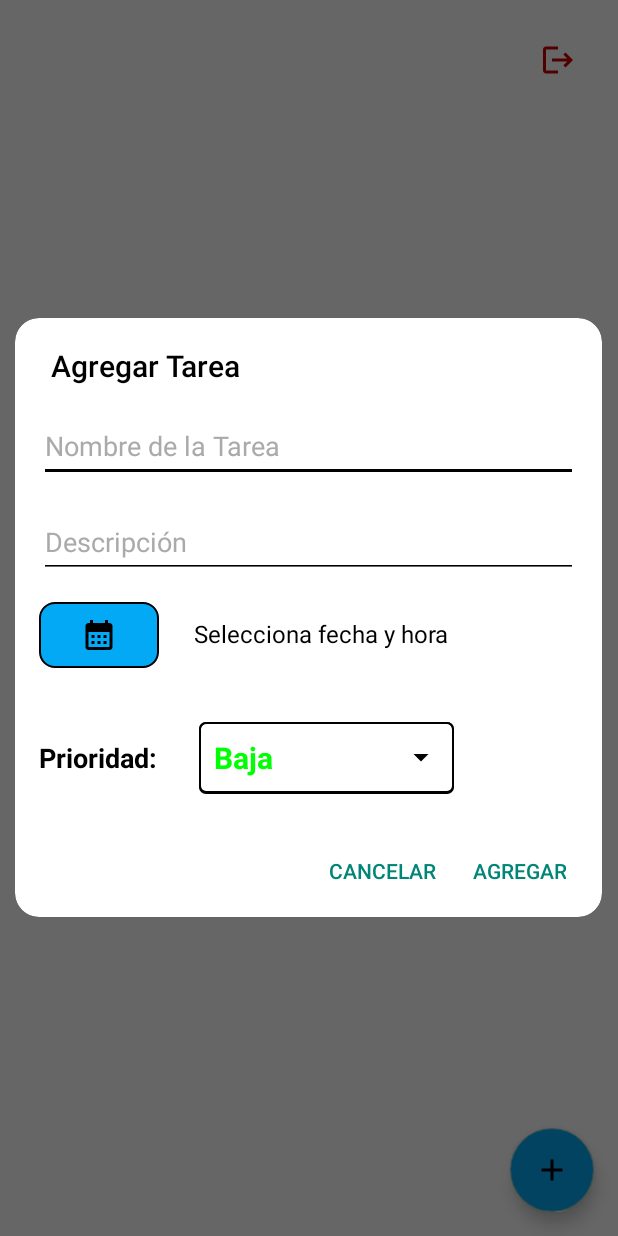
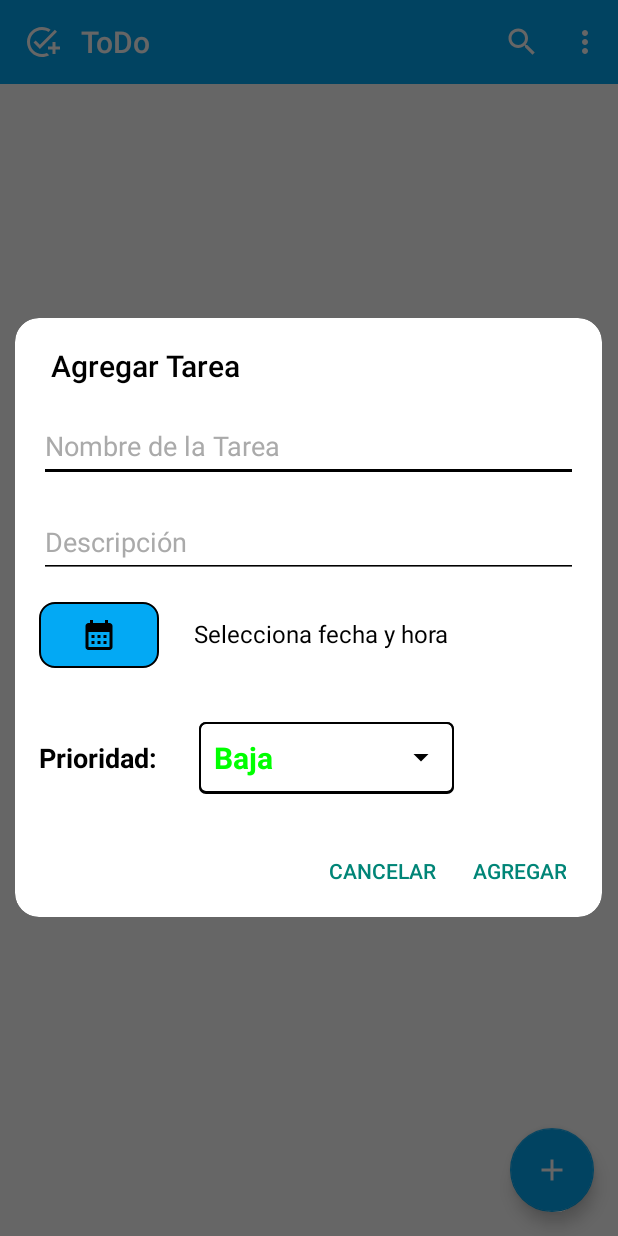
Before and after one commit to neoflorianvecn4/ToDoListApp, an Android app: the screen it shows after launch once a user with an empty profile is signed in (HomeActivity), after a tap on "Agregar", on a phone screen of 412 x 824 dp. Run offline under Robolectric (Android 15) with nearby library versions, the phone set to English and light mode, and no system bars; our stand-ins replace Firebase (no records; nobody signed in at launch, a user with empty details on screens opened directly).

Commit message:
R8 Leer Tareas

```diff
--- a/app/src/main/AndroidManifest.xml
+++ b/app/src/main/AndroidManifest.xml
@@ -14,6 +14,7 @@
         tools:targetApi="31">
         <activity
             android:name=".HomeActivity"
+            android:theme="@style/Theme.ToDoListApp"
             android:exported="false" />
         <activity
             android:name=".AuthActivity"
--- a/app/src/main/java/com/app/todolistapp/HomeActivity.kt
+++ b/app/src/main/java/com/app/todolistapp/HomeActivity.kt
@@ -8,6 +8,8 @@ import android.content.Intent
 import android.os.Bundle
 import android.util.Log
 import android.view.LayoutInflater
+import android.view.Menu
+import android.view.MenuItem
 import android.view.View
 import android.view.ViewGroup
 import android.widget.AdapterView
@@ -21,6 +23,7 @@ import android.widget.Toast
 import androidx.activity.enableEdgeToEdge
 import androidx.appcompat.app.AlertDialog
 import androidx.appcompat.app.AppCompatActivity
+import androidx.appcompat.widget.Toolbar
 import androidx.core.content.ContextCompat
 import androidx.core.view.ViewCompat
 import androidx.core.view.WindowInsetsCompat
@@ -49,6 +52,11 @@ class HomeActivity : AppCompatActivity() {
     override fun onCreate(savedInstanceState: Bundle?) {
         super.onCreate(savedInstanceState)
         setContentView(R.layout.activity_home)
+        // Cambiar el color de la barra de estado
+
+        val toolbar: Toolbar = findViewById(R.id.toolbar)
+        setSupportActionBar(toolbar)
+
         recyclerView = findViewById(R.id.recyclerTask)
         recyclerView.layoutManager = LinearLayoutManager(this)
 
@@ -72,17 +80,27 @@ class HomeActivity : AppCompatActivity() {
             v.setPadding(systemBars.left, systemBars.top, systemBars.right, systemBars.bottom)
             insets
         }
-
-        val logOutButton = findViewById<ImageButton>(R.id.logOutButton)
-        logOutButton.setOnClickListener {
-            showAlert()
-        }
         val floatingAdd = findViewById<FloatingActionButton>(R.id.floating_agregar)
         floatingAdd.setOnClickListener {
             showAddDB()
         }
 
     }
+
+    override fun onCreateOptionsMenu(menu: Menu?): Boolean {
+        menuInflater.inflate(R.menu.toolbar_menu, menu)
+        return true
+    }
+
+    override fun onOptionsItemSelected(item: MenuItem): Boolean {
+        return when (item.itemId) {
+            R.id.exit -> {
+                showAlert()
+                return true
+            } else -> super.onOptionsItemSelected(item)
+        }
+    }
+
 
     private fun cargarDatos() {
         val currentUser = FirebaseAuth.getInstance().currentUser
--- a/app/src/main/res/drawable/ic_agregar.xml
+++ b/app/src/main/res/drawable/ic_agregar.xml
@@ -1,4 +1,4 @@
-<vector xmlns:android="http://schemas.android.com/apk/res/android" android:height="24dp" android:tint="#000000" android:viewportHeight="24" android:viewportWidth="24" android:width="24dp">
+<vector xmlns:android="http://schemas.android.com/apk/res/android" android:height="24dp" android:tint="@color/white" android:viewportHeight="24" android:viewportWidth="24" android:width="24dp">
 
     <path android:fillColor="@android:color/white" android:pathData="M19,13h-6v6h-2v-6H5v-2h6V5h2v6h6v2z"/>
 
--- /dev/null
+++ b/app/src/main/res/drawable/ic_logo.xml
@@ -0,0 +1,5 @@
+<vector xmlns:android="http://schemas.android.com/apk/res/android" android:height="24dp" android:tint="#FFFFFF" android:viewportHeight="24" android:viewportWidth="24" android:width="24dp">
+
+    <path android:fillColor="@android:color/white" android:pathData="M22,5.18L10.59,16.6l-4.24,-4.24l1.41,-1.41l2.83,2.83l10,-10L22,5.18zM12,20c-4.41,0 -8,-3.59 -8,-8s3.59,-8 8,-8c1.57,0 3.04,0.46 4.28,1.25l1.45,-1.45C16.1,2.67 14.13,2 12,2C6.48,2 2,6.48 2,12s4.48,10 10,10c1.73,0 3.36,-0.44 4.78,-1.22l-1.5,-1.5C14.28,19.74 13.17,20 12,20zM19,15h-3v2h3v3h2v-3h3v-2h-3v-3h-2V15z"/>
+
+</vector>
--- a/app/src/main/res/drawable/ic_logout.xml
+++ b/app/src/main/res/drawable/ic_logout.xml
@@ -3,8 +3,8 @@
     android:viewportHeight="24"
     android:viewportWidth="24"
     android:width="24dp"
-    android:tint="@android:color/holo_red_dark">
+    android:tint="@android:color/white">
     <path
-        android:fillColor="@android:color/holo_red_dark"
+        android:fillColor="@android:color/white"
         android:pathData="M17,7l-1.41,1.41L18.17,11H8v2h10.17l-2.58,2.58L17,17l5,-5zM4,5h8V3H4c-1.1,0 -2,0.9 -2,2v14c0,1.1 0.9,2 2,2h8v-2H4V5z"/>
 </vector>
--- a/app/src/main/res/drawable/ic_more.xml
+++ /dev/null
@@ -1,5 +0,0 @@
-<vector xmlns:android="http://schemas.android.com/apk/res/android" android:height="24dp" android:tint="#000000" android:viewportHeight="24" android:viewportWidth="24" android:width="24dp">
-
-    <path android:fillColor="@android:color/white" android:pathData="M6,10c-1.1,0 -2,0.9 -2,2s0.9,2 2,2 2,-0.9 2,-2 -0.9,-2 -2,-2zM18,10c-1.1,0 -2,0.9 -2,2s0.9,2 2,2 2,-0.9 2,-2 -0.9,-2 -2,-2zM12,10c-1.1,0 -2,0.9 -2,2s0.9,2 2,2 2,-0.9 2,-2 -0.9,-2 -2,-2z"/>
-
-</vector>
--- /dev/null
+++ b/app/src/main/res/drawable/ic_search.xml
@@ -0,0 +1,5 @@
+<vector xmlns:android="http://schemas.android.com/apk/res/android" android:height="24dp" android:tint="#FFFFFF" android:viewportHeight="24" android:viewportWidth="24" android:width="24dp">
+
+    <path android:fillColor="@android:color/white" android:pathData="M15.5,14h-0.79l-0.28,-0.27C15.41,12.59 16,11.11 16,9.5 16,5.91 13.09,3 9.5,3S3,5.91 3,9.5 5.91,16 9.5,16c1.61,0 3.09,-0.59 4.23,-1.57l0.27,0.28v0.79l5,4.99L20.49,19l-4.99,-5zM9.5,14C7.01,14 5,11.99 5,9.5S7.01,5 9.5,5 14,7.01 14,9.5 11.99,14 9.5,14z"/>
+
+</vector>
--- a/app/src/main/res/layout/activity_auth.xml
+++ b/app/src/main/res/layout/activity_auth.xml
@@ -23,7 +23,7 @@
     <TextView
         android:layout_width="match_parent"
         android:layout_height="wrap_content"
-        android:layout_marginTop="20dp"
+        android:layout_marginTop="15dp"
         android:layout_marginBottom="30dp"
         android:gravity="center"
         android:text="@string/title"
@@ -45,7 +45,7 @@
         android:layout_width="match_parent"
         android:layout_height="wrap_content"
         android:layout_marginStart="32dp"
-        android:layout_marginTop="120dp"
+        android:layout_marginTop="70dp"
         android:layout_marginEnd="32dp"
         android:paddingStart="12dp"
         android:autofillHints="emailAddress"
@@ -136,7 +136,7 @@
         app:layout_constraintEnd_toEndOf="parent"
         app:layout_constraintStart_toStartOf="parent"
         app:layout_constraintTop_toBottomOf="@+id/loginButton"
-        tools:ignore="TextContrastCheck,VisualLintButtonSize" />
+        tools:ignore="TextContrastCheck,VisualLintButtonSize,TextSizeCheck" />
 
     <ImageButton
         android:id="@+id/btnSocial"
--- a/app/src/main/res/layout/activity_home.xml
+++ b/app/src/main/res/layout/activity_home.xml
@@ -1,36 +1,45 @@
 <?xml version="1.0" encoding="utf-8"?>
-<androidx.constraintlayout.widget.ConstraintLayout xmlns:android="http://schemas.android.com/apk/res/android"
+<androidx.constraintlayout.widget.ConstraintLayout
+    xmlns:android="http://schemas.android.com/apk/res/android"
     xmlns:app="http://schemas.android.com/apk/res-auto"
     xmlns:tools="http://schemas.android.com/tools"
     android:id="@+id/main"
     android:layout_width="match_parent"
     android:layout_height="match_parent"
-    android:background="@color/white"
+    android:background="@color/celeste"
     tools:context=".HomeActivity">
 
-    <ImageButton
-        android:id="@+id/logOutButton"
-        android:layout_width="48dp"
-        android:layout_height="48dp"
-        android:padding="12dp"
-        android:background="@android:color/transparent"
-        android:contentDescription="@string/logOut_button"
-        app:srcCompat="@drawable/ic_logout"
-        app:layout_constraintEnd_toEndOf="parent"
-        app:layout_constraintTop_toTopOf="parent"
-        android:layout_marginEnd="16dp"
-        android:layout_marginTop="16dp"/>
+    <androidx.constraintlayout.widget.ConstraintLayout
+        android:layout_width="match_parent"
+        android:layout_height="match_parent"
+        android:background="@color/white">
+
+    </androidx.constraintlayout.widget.ConstraintLayout>
 
     <androidx.recyclerview.widget.RecyclerView
         android:id="@+id/recyclerTask"
         android:layout_width="0dp"
         android:layout_height="0dp"
+        android:clipToPadding="false"
         android:padding="16dp"
         android:scrollbars="vertical"
         app:layout_constraintBottom_toTopOf="@+id/floating_agregar"
         app:layout_constraintEnd_toEndOf="parent"
         app:layout_constraintStart_toStartOf="parent"
-        app:layout_constraintTop_toBottomOf="@id/logOutButton" />
+        app:layout_constraintTop_toBottomOf="@+id/toolbar"
+        android:layout_marginBottom="14dp" />
+
+    <androidx.appcompat.widget.Toolbar
+        android:layout_width="match_parent"
+        android:layout_height="wrap_content"
+        android:id="@+id/toolbar"
+        android:background="@color/lavender"
+        app:logo="@drawable/ic_logo"
+        app:title="@string/app_name"
+        app:titleMarginStart="30dp"
+        android:theme="@style/ThemeOverlay.AppCompat.Dark.ActionBar"
+        app:popupTheme="@style/ThemeOverlay.AppCompat.Light"
+        app:layout_constraintTop_toTopOf="parent"/>
 
     <com.google.android.material.floatingactionbutton.FloatingActionButton
         android:id="@+id/floating_agregar"
--- a/app/src/main/res/layout/list_item.xml
+++ b/app/src/main/res/layout/list_item.xml
@@ -130,7 +130,8 @@
             android:layout_width="match_parent"
             android:layout_height="wrap_content"
             android:layout_marginStart="0dp"
-            android:layout_marginTop="0dp">
+            android:layout_marginTop="0dp"
+            android:layout_marginEnd="10dp">
 
             <ImageButton
                 android:id="@+id/btnDelete"
@@ -147,7 +148,7 @@
 
             <Space
                 android:id="@+id/space"
-                android:layout_width="15dp"
+                android:layout_width="30dp"
                 android:layout_height="20dp"
                 android:layout_toStartOf="@id/btnDelete" />
 
@@ -159,7 +160,7 @@
                 android:layout_margin="1dp"
                 android:layout_marginStart="1dp"
                 android:layout_marginTop="1dp"
-                android:layout_marginEnd="31dp"
+                android:layout_marginEnd="21dp"
                 android:layout_marginBottom="1dp"
                 android:layout_toStartOf="@+id/space"
                 android:background="@android:color/transparent"
--- /dev/null
+++ b/app/src/main/res/menu/toolbar_menu.xml
@@ -0,0 +1,34 @@
+<?xml version="1.0" encoding="utf-8"?>
+<menu xmlns:android="http://schemas.android.com/apk/res/android"
+    xmlns:app="http://schemas.android.com/apk/res-auto">
+    <item
+        android:title="@string/search"
+        android:id="@+id/search"
+        android:icon="@drawable/ic_search"
+        app:actionViewClass="androidx.appcompat.widget.SearchView"
+        app:showAsAction="ifRoom"/>
+    <item
+        android:title="@string/priority2"
+        android:id="@+id/filtrar"
+        app:showAsAction="never">
+        <menu>
+            <item
+                android:title="@string/baja"
+                android:id="@+id/baja"
+                app:showAsAction="never"/>
+            <item
+                android:title="@string/media"
+                android:id="@+id/media"
+                app:showAsAction="never"/>
+            <item
+                android:title="@string/urgente"
+                android:id="@+id/urgente"
+                app:showAsAction="never"/>
+        </menu>
+    </item>
+    <item
+        android:title="@string/exit"
+        android:id="@+id/exit"
+        app:showAsAction="never"/>
+
+</menu>
--- a/app/src/main/res/values-night/themes.xml
+++ b/app/src/main/res/values-night/themes.xml
@@ -1,8 +1,12 @@
-<resources>
+<resources xmlns:tools="http://schemas.android.com/tools">
     <!-- Base application theme. -->
-    <style name="Base.Theme.ToDoListApp" parent="Theme.AppCompat.NoActionBar">
+    <style name="Base.Theme.ToDoListApp" parent="Theme.MaterialComponents.DayNight.NoActionBar.Bridge">
         <!-- Customize your light theme here. -->
-        <!-- <item name="colorPrimary">@color/my_light_primary</item> -->
+        <item name="colorPrimary">@color/lavender</item>
+        <item name="colorPrimaryVariant">@color/lavender</item>
+        <item name="colorOnPrimary">@color/white</item>
+        <item name="colorAccent">@color/celeste</item>
+        <item name="android:statusBarColor" tools:targetApi="31">@color/celeste</item> <!-- Cambio de color de la barra de estado -->
     </style>
 
     <style name="Theme.ToDoListApp" parent="Base.Theme.ToDoListApp" />
--- a/app/src/main/res/values/colors.xml
+++ b/app/src/main/res/values/colors.xml
@@ -7,4 +7,5 @@
     <color name="green">#00FF00</color>
     <color name="orange">#FFA500</color>
     <color name="red">#FF0000</color>
+    <color name="lavender">#03A9F4</color>
 </resources>
--- a/app/src/main/res/values/strings.xml
+++ b/app/src/main/res/values/strings.xml
@@ -30,4 +30,10 @@
     <string name="txtPrioridad2">Urgente</string>
     <string name="btnEditar">EDITAR</string>
     <string name="btnEliminar">ELIMINAR</string>
+    <string name="search">search</string>
+    <string name="priority2">Prioridad</string>
+    <string name="baja">Baja</string>
+    <string name="media">Media</string>
+    <string name="urgente">Urgente</string>
+    <string name="exit">Cerrar Sesión</string>
 </resources>
--- a/app/src/main/res/values/themes.xml
+++ b/app/src/main/res/values/themes.xml
@@ -1,8 +1,12 @@
-<resources>
+<resources xmlns:tools="http://schemas.android.com/tools">
     <!-- Base application theme. -->
-    <style name="Base.Theme.ToDoListApp" parent="Theme.AppCompat.NoActionBar">
+    <style name="Base.Theme.ToDoListApp" parent="Theme.MaterialComponents.DayNight.NoActionBar.Bridge">
         <!-- Customize your light theme here. -->
-        <!-- <item name="colorPrimary">@color/my_light_primary</item> -->
+        <item name="colorPrimary">@color/lavender</item>
+        <item name="colorPrimaryVariant">@color/lavender</item>
+        <item name="colorOnPrimary">@color/white</item>
+        <item name="colorAccent">@color/celeste</item>
+        <item name="android:statusBarColor" tools:targetApi="31">@color/celeste</item> <!-- Cambio de color de la barra de estado -->
     </style>
 
     <style name="Theme.ToDoListApp" parent="Base.Theme.ToDoListApp" />
```
Also changed, not shown: app/src/main/res/drawable/logo2.png (added).
